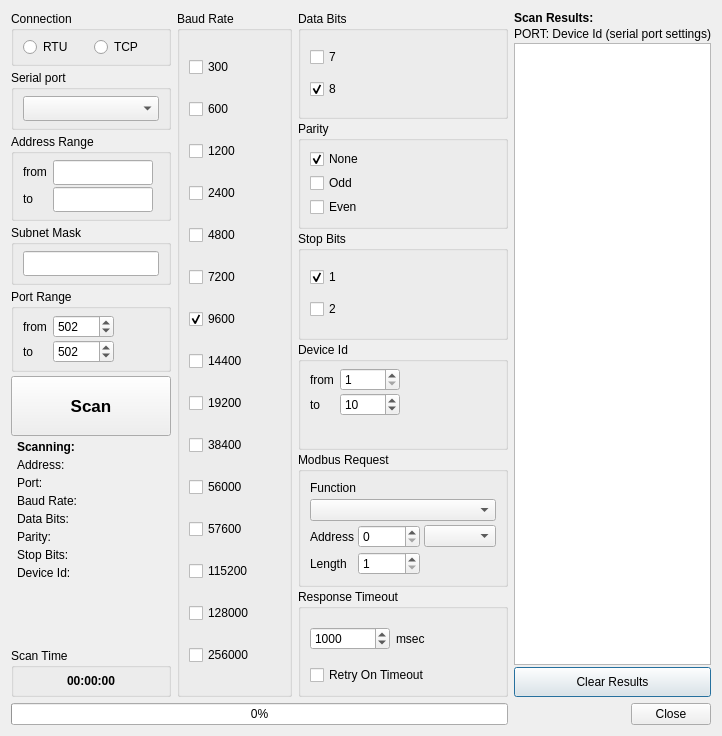
sanny32/OpenModScan, file omodscan/dialogs/dialogmodbusscanner.ui: the form before one commit.
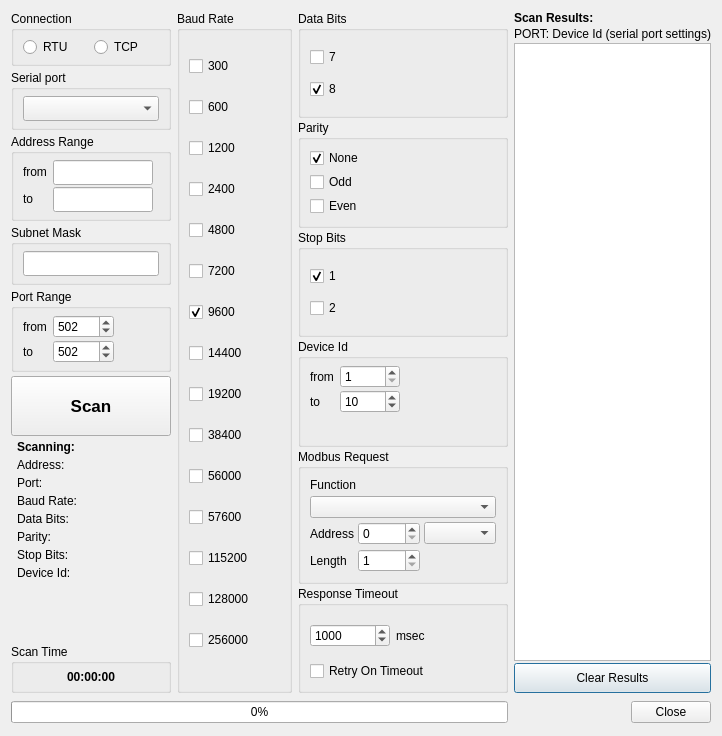
The form after the commit. Icons and pictures are not drawn. Custom widgets are drawn as their Qt base class.

Diff of the .ui file:
```diff
--- a/omodscan/dialogs/dialogmodbusscanner.ui
+++ b/omodscan/dialogs/dialogmodbusscanner.ui
@@ -470,11 +470,11 @@
        </item>
        <item>
         <widget class="QDialogButtonBox" name="buttonBox">
-         <property name="sizePolicy">
-          <sizepolicy hsizetype="Fixed" vsizetype="Fixed">
-           <horstretch>0</horstretch>
-           <verstretch>0</verstretch>
-          </sizepolicy>
+         <property name="minimumSize">
+          <size>
+           <width>0</width>
+           <height>26</height>
+          </size>
          </property>
          <property name="orientation">
           <enum>Qt::Orientation::Horizontal</enum>
@@ -1036,16 +1036,16 @@
    <extends>QComboBox</extends>
    <header>addressbasecombobox.h</header>
   </customwidget>
+  <customwidget>
+   <class>FunctionCodeComboBox</class>
+   <extends>QComboBox</extends>
+   <header>functioncodecombobox.h</header>
+  </customwidget>
   <customwidget>
    <class>IpAddressLineEdit</class>
    <extends>QLineEdit</extends>
    <header>ipaddresslineedit.h</header>
   </customwidget>
-  <customwidget>
-   <class>FunctionCodeComboBox</class>
-   <extends>QComboBox</extends>
-   <header>functioncodecombobox.h</header>
-  </customwidget>
   <customwidget>
    <class>FormattedSpinBox</class>
    <extends>QSpinBox</extends>
```
